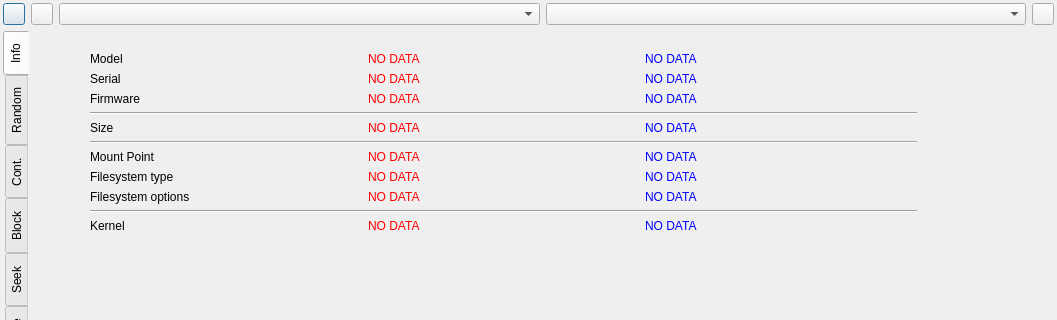
This is hddtest.ui in vladamatena/hddtest as Qt 5 draws it before an edit; both pictures show x 0 to 1057 and y 0 to 320 of the 1057 by 565 pixel window. The edited form follows.
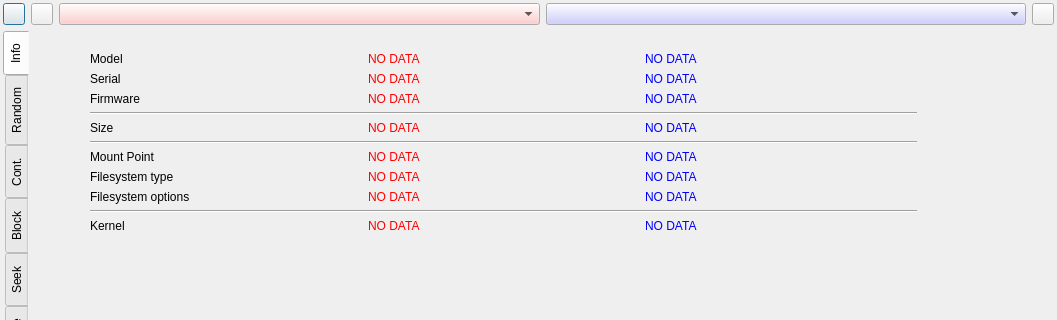
This is the edited form. Icons and pictures are not drawn. Custom widgets are drawn as their Qt base class.

Commit message: Colorize whole comboboxes, not just background.

The edit to the form file:
```diff
--- a/hddtest.ui
+++ b/hddtest.ui
@@ -78,6 +78,15 @@
        <property name="palette">
         <palette>
          <active>
+          <colorrole role="Button">
+           <brush brushstyle="SolidPattern">
+            <color alpha="255">
+             <red>255</red>
+             <green>192</green>
+             <blue>192</blue>
+            </color>
+           </brush>
+          </colorrole>
           <colorrole role="Base">
            <brush brushstyle="SolidPattern">
             <color alpha="255">
@@ -89,6 +98,15 @@
           </colorrole>
          </active>
          <inactive>
+          <colorrole role="Button">
+           <brush brushstyle="SolidPattern">
+            <color alpha="255">
+             <red>255</red>
+             <green>192</green>
+             <blue>192</blue>
+            </color>
+           </brush>
+          </colorrole>
           <colorrole role="Base">
            <brush brushstyle="SolidPattern">
             <color alpha="255">
@@ -100,6 +118,15 @@
           </colorrole>
          </inactive>
          <disabled>
+          <colorrole role="Button">
+           <brush brushstyle="SolidPattern">
+            <color alpha="255">
+             <red>255</red>
+             <green>192</green>
+             <blue>192</blue>
+            </color>
+           </brush>
+          </colorrole>
           <colorrole role="Base">
            <brush brushstyle="SolidPattern">
             <color alpha="255">
@@ -125,6 +152,15 @@
        <property name="palette">
         <palette>
          <active>
+          <colorrole role="Button">
+           <brush brushstyle="SolidPattern">
+            <color alpha="255">
+             <red>192</red>
+             <green>192</green>
+             <blue>255</blue>
+            </color>
+           </brush>
+          </colorrole>
           <colorrole role="Base">
            <brush brushstyle="SolidPattern">
             <color alpha="255">
@@ -136,6 +172,15 @@
           </colorrole>
          </active>
          <inactive>
+          <colorrole role="Button">
+           <brush brushstyle="SolidPattern">
+            <color alpha="255">
+             <red>192</red>
+             <green>192</green>
+             <blue>255</blue>
+            </color>
+           </brush>
+          </colorrole>
           <colorrole role="Base">
            <brush brushstyle="SolidPattern">
             <color alpha="255">
@@ -147,6 +192,15 @@
           </colorrole>
          </inactive>
          <disabled>
+          <colorrole role="Button">
+           <brush brushstyle="SolidPattern">
+            <color alpha="255">
+             <red>192</red>
+             <green>192</green>
+             <blue>255</blue>
+            </color>
+           </brush>
+          </colorrole>
           <colorrole role="Base">
            <brush brushstyle="SolidPattern">
             <color alpha="255">
```
